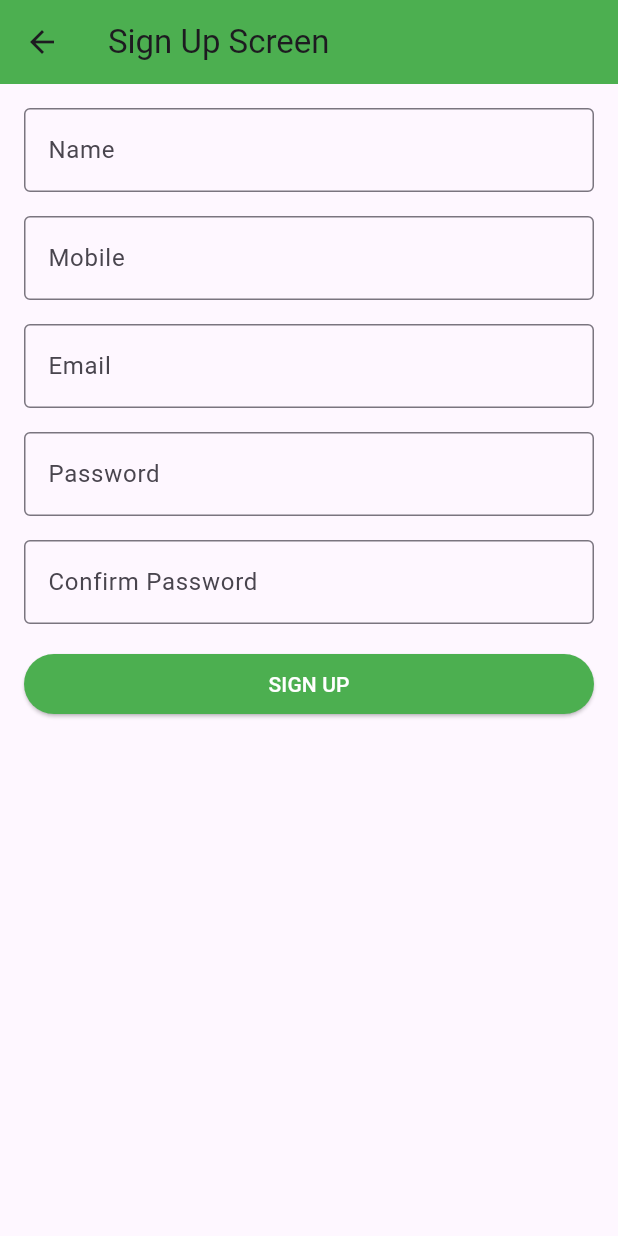
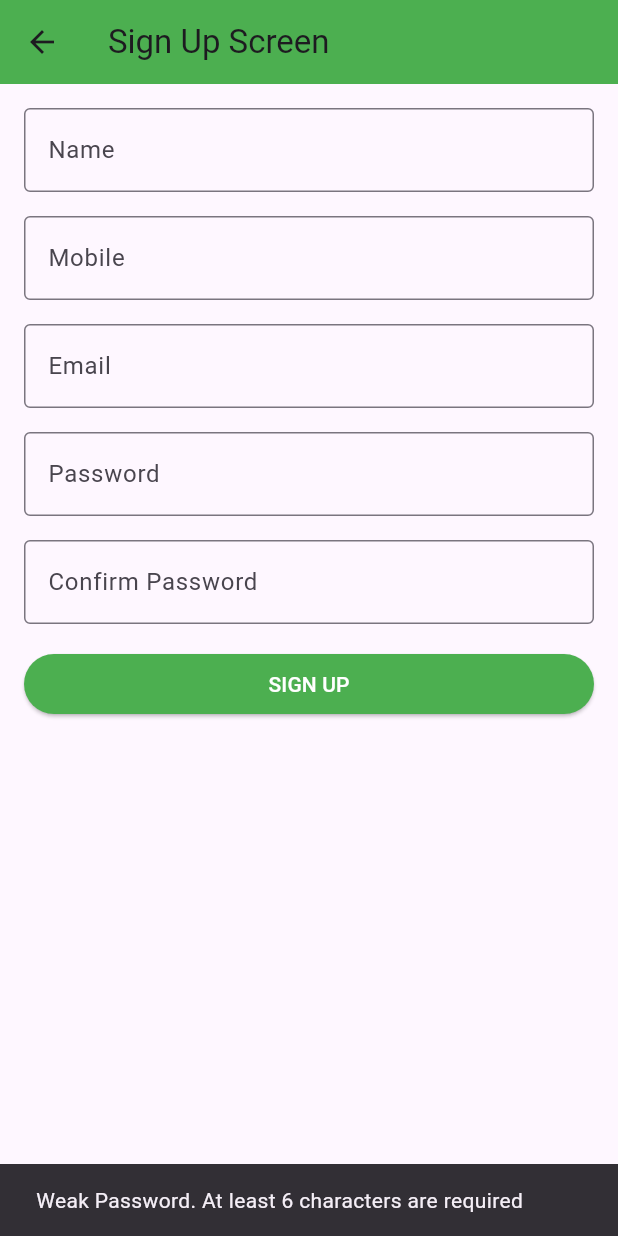
Before and after one commit to abidroid/kiu_todo_firebase, a Flutter app: the SignUpScreen screen opened directly, after a tap on "SIGN UP", on a phone screen of 412 x 824 dp. Run offline on Flutter 3.47's test engine with Material 3 defaults, Android fonts, the phone set to English and light mode, and no system bars; our stand-ins replace firebase_auth, firebase_core, gap; accounts and stored records are empty; network calls fail.

Commit message:
auth done

```diff
--- a/lib/screens/sign_up_screen.dart
+++ b/lib/screens/sign_up_screen.dart
@@ -1,3 +1,4 @@
+import 'package:firebase_auth/firebase_auth.dart';
 import 'package:flutter/material.dart';
 import 'package:gap/gap.dart';
 
@@ -78,7 +79,7 @@ class _SignUpScreenState extends State<SignUpScreen> {
                   backgroundColor: Colors.green,
                   foregroundColor: Colors.white,
                 ),
-                onPressed: (){
+                onPressed: () async {
 
                   String name = nameC.text.trim();
                   String mobile = mobileC.text.trim();
@@ -86,6 +87,42 @@ class _SignUpScreenState extends State<SignUpScreen> {
                   String pass = passC.text.trim();
                   String confirmPass = confirmPassC.text.trim();
 
+                  // Todo: check for empty fields validation
+
+                  if( pass.length < 6) {
+                    ScaffoldMessenger.of(context).showSnackBar(
+                        const SnackBar(content: Text('Weak Password. At least 6 characters are required'))
+                    );
+                    return;
+                  }
+
+                  if( pass != confirmPass){
+                    ScaffoldMessenger.of(context).showSnackBar(
+                      const SnackBar(content: Text('Passwords do not match'))
+                    );
+                    return;
+                  }
+
+
+                  try {
+                    FirebaseAuth firebaseAuth = FirebaseAuth.instance;
+                    UserCredential userCredential = await firebaseAuth.createUserWithEmailAndPassword(email: email, password: pass);
+
+                    if( userCredential.user != null ){
+                      ScaffoldMessenger.of(context).showSnackBar(
+                          const SnackBar(content: Text('Success'))
+                      );
+                    }else{
+                      ScaffoldMessenger.of(context).showSnackBar(
+                          const SnackBar(content: Text('Failed'))
+                      );
+                    }
+                  }
+                  on FirebaseAuthException catch (e ){
+                    ScaffoldMessenger.of(context).showSnackBar(
+                         SnackBar(content: Text(e.toString()))
+                    );
+                  }
 
 
                 }, child: const Text('SIGN UP')),
```
Also changed, not shown: lib/main.dart (+6 -4 lines), lib/screens/dashboard_screen.dart (+30 -1 lines), lib/screens/login_screen.dart (+26 -4 lines).
